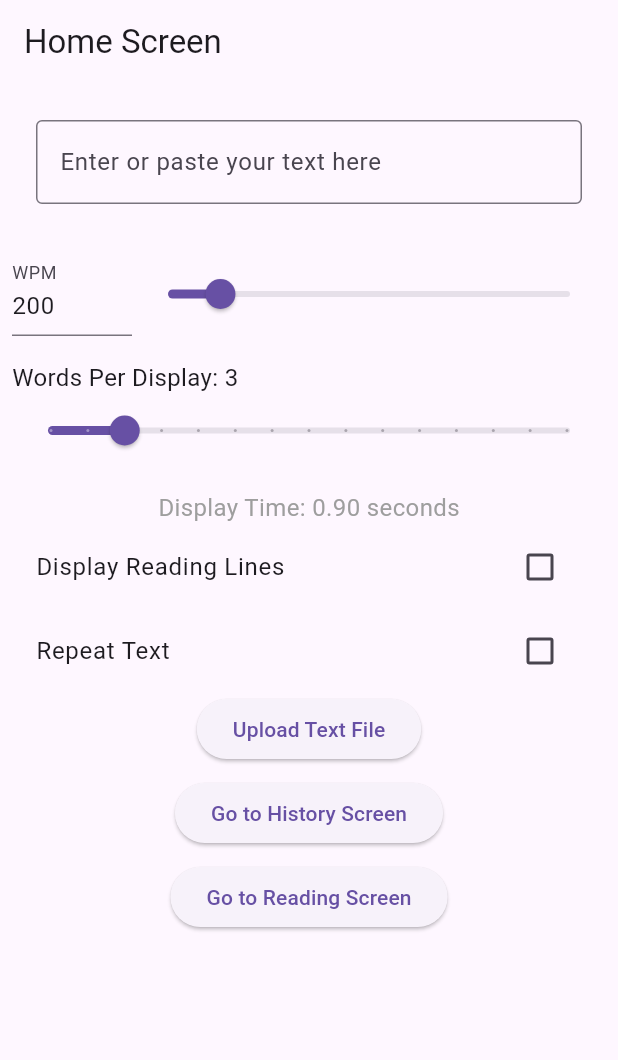
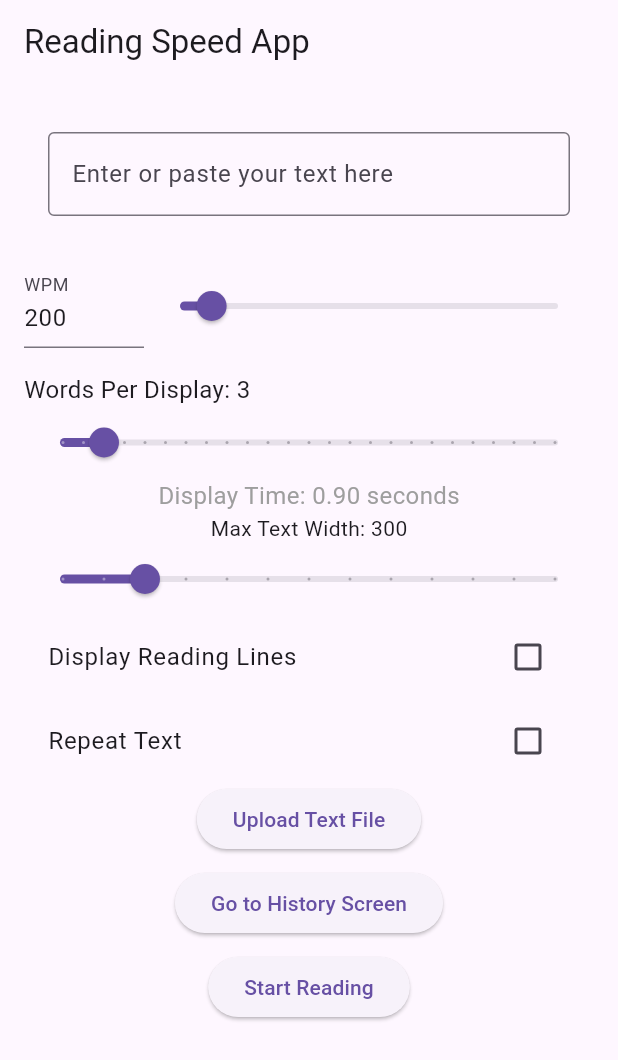
Before and after one commit to Gorm2303/Rapid-serial-visual-presentation, a Flutter app: the screen it shows after launch, on a phone screen of 412 x 824 dp. Shown: the top 1060 px of the screen. Run offline on Flutter 3.47's test engine with Material 3 defaults, Android fonts, the phone set to English and light mode, and no system bars; our stand-ins replace file_picker.

Commit message:
Improvements to the reader screen and home page

```diff
--- a/rsvp_app/lib/screens/home_screen.dart
+++ b/rsvp_app/lib/screens/home_screen.dart
@@ -1,6 +1,7 @@
 import 'package:flutter/material.dart';
 import 'package:provider/provider.dart';
 import 'package:rsvp_app/providers/text_provider.dart';
+import 'package:rsvp_app/widgets/reading_widget.dart';
 import '../widgets/text_input_widget.dart';
 import '../services/file_service.dart';
 import '../widgets/wpm_slider_widget.dart';
@@ -15,15 +16,21 @@ class HomeScreen extends StatefulWidget {
 class _HomeScreenState extends State<HomeScreen> {
   final TextEditingController _textController = TextEditingController();
   final FileService _fileService = FileService();
+  double _maxTextWidth = 300;  // Default value for maxWidth
 
   @override
   Widget build(BuildContext context) {
-    final textProvider = Provider.of<TextProvider>(context, listen: false);
+    final textProvider = Provider.of<TextProvider>(context);  // Listening for all changes now
 
     return Scaffold(
-      appBar: AppBar(title: const Text('Home Screen')),
+      appBar: AppBar(title: const Text('Reading Speed App')),
       body: Padding(
-        padding: const EdgeInsets.all(8.0),
+        padding: const EdgeInsets.all(16.0),
+        child: Center(  // Center the entire content
+          child: ConstrainedBox(
+            constraints: const BoxConstraints(
+              maxWidth: 1000,  // Use the passed maxWidth
+            ),
             child: Column(
               children: [
                 // Use Flexible to ensure the text field only grows as much as needed
@@ -35,38 +42,55 @@ class _HomeScreenState extends State<HomeScreen> {
                   ),
                 ),
                 const SizedBox(height: 16), // Spacing between input and buttons
+
                 // WPM and Words Per Display Sliders with TextField for WPM
                 WPMSliderWidget(
-              initialWpm: Provider.of<TextProvider>(context, listen: false).wpm,
-              initialWordsPerDisplay: Provider.of<TextProvider>(context, listen: false).wordsPerDisplay,
+                  initialWpm: textProvider.wpm,  // Listening to changes
+                  initialWordsPerDisplay: textProvider.wordsPerDisplay,  // Listening to changes
                   onWPMChanged: (newWPM) {
-                Provider.of<TextProvider>(context, listen: false).setWPM(newWPM);
+                    textProvider.setWPM(newWPM);  // Update the provider directly
                   },
                   onWordsPerDisplayChanged: (newWordsCount) {
-                Provider.of<TextProvider>(context, listen: false).setWordsPerDisplay(newWordsCount);
+                    textProvider.setWordsPerDisplay(newWordsCount);  // Update the provider directly
                   },
                 ),
+
                 // Display the formatted time each chunk is shown for
                 Consumer<TextProvider>(
                   builder: (context, textProvider, child) {
-                return Padding(
-                  padding: const EdgeInsets.only(top: 16),
-                  child: Text(
+                    return Column(
+                      crossAxisAlignment: CrossAxisAlignment.center,  // Align center horizontally
+                      children: [
+                        Text(
                           'Display Time: ${textProvider.displayTime.toStringAsFixed(2)} seconds',
                           style: const TextStyle(fontSize: 16, color: Colors.grey),
                         ),
+                        // Add a Slider for maxWidth
+                        Text('Max Text Width: ${_maxTextWidth.toStringAsFixed(0)}'),
+                      ],
                     );
                   },
                 ),
+                Slider(
+                  value: _maxTextWidth,
+                  min: 200,
+                  max: 800,  // Adjust the range as necessary
+                  divisions: 12,
+                  label: _maxTextWidth.toStringAsFixed(0),
+                  onChanged: (double value) {
+                    setState(() {
+                      _maxTextWidth = value;
+                    });
+                  },
+                ),
+
                 // Check button for displaying reading lines
                 CheckboxListTile(
                   title: const Text('Display Reading Lines'),
                   value: textProvider.showReadingLines,  // Get the current value from the provider
                   onChanged: (bool? value) {
                     if (value != null) {
-                  setState(() {
-                    textProvider.toggleReadingLines(value);  // Update value in the provider
-                  });
+                      textProvider.toggleReadingLines(value);  // Directly use provider method
                     }
                   },
                 ),
@@ -77,12 +101,11 @@ class _HomeScreenState extends State<HomeScreen> {
                   value: textProvider.repeatText,  // Get the current value from the provider
                   onChanged: (bool? value) {
                     if (value != null) {
-                  setState(() {
-                    textProvider.toggleRepeatText(value);  // Update value in the provider
-                  });
+                      textProvider.toggleRepeatText(value);  // Directly use provider method
                     }
                   },
                 ),
+
                 // File Upload and Navigation Buttons
                 ElevatedButton(
                   onPressed: () async {
@@ -94,6 +117,7 @@ class _HomeScreenState extends State<HomeScreen> {
                   },
                   child: const Text('Upload Text File'),
                 ),
+
                 const SizedBox(height: 8),
                 ElevatedButton(
                   onPressed: () {
@@ -101,14 +125,24 @@ class _HomeScreenState extends State<HomeScreen> {
                   },
                   child: const Text('Go to History Screen'),
                 ),
+
                 const SizedBox(height: 8),
                 ElevatedButton(
                   onPressed: () {
-                Navigator.pushNamed(context, '/reading');
+                    textProvider.setText(_textController.text);
+                    textProvider.startReading();  // Start the reading session
+                    Navigator.push(
+                      context,
+                      MaterialPageRoute(
+                        builder: (context) => ReadingWidget(maxWidth: _maxTextWidth),  // Pass the maxWidth value
+                      ),
+                    );
                   },
-              child: const Text('Go to Reading Screen'),
+                  child: const Text('Start Reading'),
                 ),
               ],
+            ),
+          ),
         ),
       ),
     );
--- a/rsvp_app/lib/widgets/wpm_slider_widget.dart
+++ b/rsvp_app/lib/widgets/wpm_slider_widget.dart
@@ -80,7 +80,8 @@ class _WPMSliderWidgetState extends State<WPMSliderWidget> {
               child: Slider(
                 value: _wpm.toDouble(),
                 min: 50,
-                max: 1200,
+                max: 2000,
+                divisions: 1950,
                 label: _wpm.toString(),
                 onChanged: (double value) {
                   setState(() {
@@ -101,8 +102,8 @@ class _WPMSliderWidgetState extends State<WPMSliderWidget> {
         Slider(
           value: _wordsPerDisplay.toDouble(),
           min: 1,
-          max: 15,
-          divisions: 14,
+          max: 25,
+          divisions: 24,
           label: _wordsPerDisplay.toString(),
           onChanged: (double value) {
             setState(() {
```
Also changed, not shown: rsvp_app/lib/providers/text_provider.dart (+89 -22 lines), rsvp_app/lib/widgets/reading_widget.dart (added, +41 -0 lines). Lines whose indentation alone changed are shown as unchanged.
